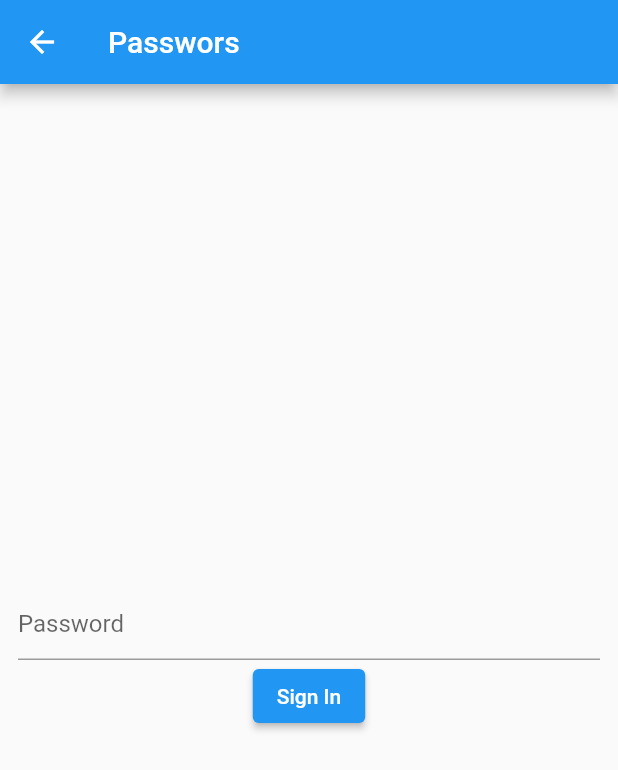
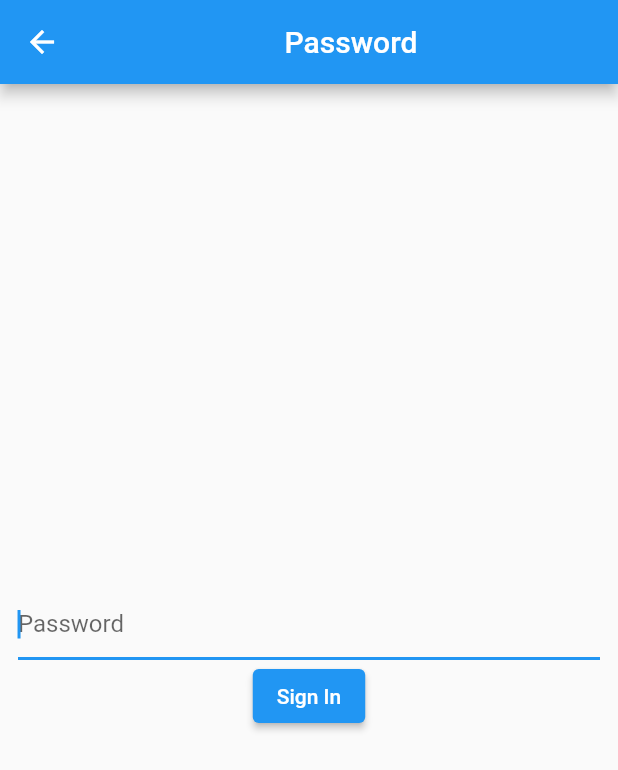
Before and after one commit to pcamelofreitas/project-base, a Flutter app: the SignInPasswordScreen screen opened directly, after a tap on "Sign In", on a phone screen of 412 x 824 dp. Shown: the top 770 px of the screen. Run offline on Flutter 3.47's test engine with Material 2 defaults, Android fonts, the phone set to English and light mode, and no system bars; our stand-ins replace bloc, dio, flutter_bloc, freezed_annotation, get_it, stack_trace.

Commit message:
text field changes

```diff
--- a/lib/src/auth/presentation/dummies/sign_in/sign_in_password_screen.dart
+++ b/lib/src/auth/presentation/dummies/sign_in/sign_in_password_screen.dart
@@ -12,6 +12,7 @@ class SignInPasswordScreen extends StatefulWidget {
 
 class _SignInPasswordScreenState extends State<SignInPasswordScreen> {
   final passwordController = TextEditingController();
+  final _formKey = GlobalKey<FormFieldState>(debugLabel: '_PasswordFormState');
 
   @override
   Widget build(BuildContext context) {
@@ -19,7 +20,7 @@ class _SignInPasswordScreenState extends State<SignInPasswordScreen> {
       builder: (context, state) {
         return Scaffold(
           appBar: AppBar(
-            title: const Text('Passwors'),
+            title: const Center(child: Text('Password')),
             leading: IconButton(
               onPressed: () => context
                   .read<SignInUsecase>()
@@ -32,17 +33,28 @@ class _SignInPasswordScreenState extends State<SignInPasswordScreen> {
             child: Column(
               mainAxisAlignment: MainAxisAlignment.center,
               children: [
-                TextField(
+                TextFormField(
                   keyboardType: TextInputType.visiblePassword,
                   obscureText: true,
+                  autofocus: true,
                   onChanged: _onChanged,
                   decoration: const InputDecoration(hintText: 'Password'),
                   controller: passwordController,
+                  validator: (value) {
+                    if (value!.isEmpty) {
+                      return "Your password is empty";
+                    } else {
+                      return null;
+                    }
+                  },
                 ),
                 ElevatedButton(
                   onPressed: () {
-                    _onContinue();
-                    print(state.signInForm.toJson());
+                    if (_formKey.currentState!.validate()) {
+                      context
+                          .read<SignInUsecase>()
+                          .add(const SubmitSignInForm());
+                    }
                   },
                   child: const Text('Sign In'),
                 ),
```
Also changed, not shown: lib/src/auth/auth_dependency_injectors.dart (+5 -2 lines), lib/src/auth/presentation/dummies/sign_in/sign_in_email_screen.dart (+24 -2 lines), lib/src/shared/domain/models/base_text_field.dart (+54 -25 lines), lib/src/shared/domain/models/base_text_controller.dart (added).
